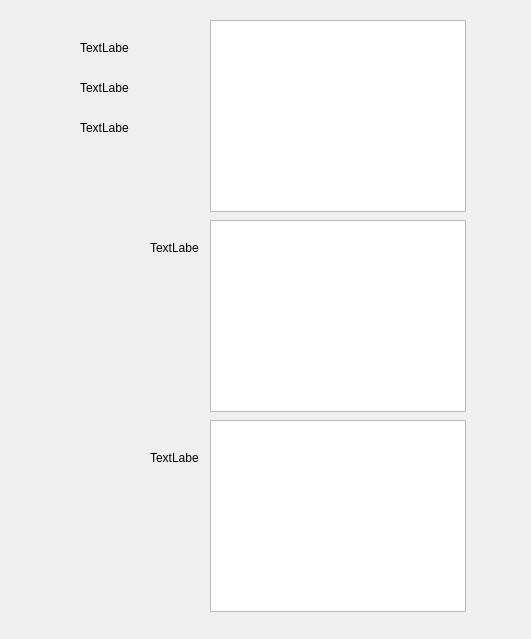
First picture: the form in studentwindow.ui, repository perci112/Projektcpp, before the edit.
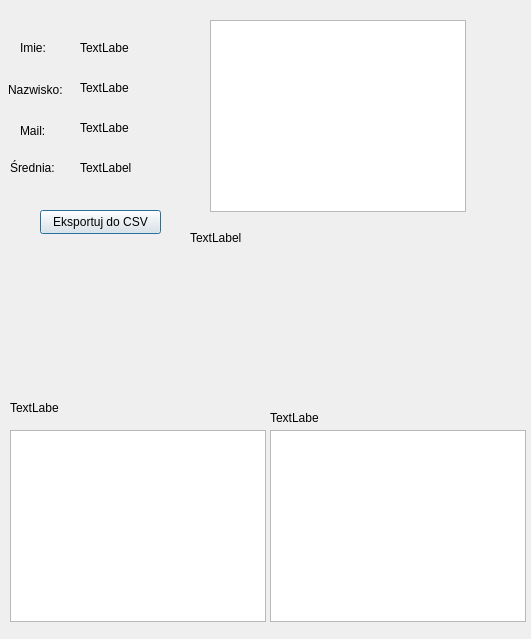
Second picture: the form after the edit.

The edit to the form file:
```diff
--- a/studentwindow.ui
+++ b/studentwindow.ui
@@ -65,8 +65,8 @@
   <widget class="QTableView" name="subjectsTableView">
    <property name="geometry">
     <rect>
-     <x>210</x>
-     <y>220</y>
+     <x>270</x>
+     <y>430</y>
      <width>256</width>
      <height>192</height>
     </rect>
@@ -75,8 +75,8 @@
   <widget class="QTableView" name="attendanceTableView">
    <property name="geometry">
     <rect>
-     <x>210</x>
-     <y>420</y>
+     <x>10</x>
+     <y>430</y>
      <width>256</width>
      <height>192</height>
     </rect>
@@ -85,8 +85,8 @@
   <widget class="QLabel" name="scholarshipLabel">
    <property name="geometry">
     <rect>
-     <x>150</x>
-     <y>240</y>
+     <x>270</x>
+     <y>410</y>
      <width>49</width>
      <height>16</height>
     </rect>
@@ -98,8 +98,8 @@
   <widget class="QLabel" name="averageGradeLabel">
    <property name="geometry">
     <rect>
-     <x>150</x>
-     <y>450</y>
+     <x>10</x>
+     <y>400</y>
      <width>49</width>
      <height>16</height>
     </rect>
@@ -108,6 +108,97 @@
     <string>TextLabel</string>
    </property>
   </widget>
+  <widget class="QLabel" name="label">
+   <property name="geometry">
+    <rect>
+     <x>20</x>
+     <y>40</y>
+     <width>49</width>
+     <height>16</height>
+    </rect>
+   </property>
+   <property name="text">
+    <string>Imie:</string>
+   </property>
+  </widget>
+  <widget class="QLabel" name="label_2">
+   <property name="geometry">
+    <rect>
+     <x>8</x>
+     <y>80</y>
+     <width>61</width>
+     <height>20</height>
+    </rect>
+   </property>
+   <property name="text">
+    <string>Nazwisko:</string>
+   </property>
+  </widget>
+  <widget class="QLabel" name="label_3">
+   <property name="geometry">
+    <rect>
+     <x>20</x>
+     <y>120</y>
+     <width>49</width>
+     <height>21</height>
+    </rect>
+   </property>
+   <property name="text">
+    <string>Mail:</string>
+   </property>
+  </widget>
+  <widget class="QLabel" name="averageLabel">
+   <property name="geometry">
+    <rect>
+     <x>80</x>
+     <y>160</y>
+     <width>121</width>
+     <height>16</height>
+    </rect>
+   </property>
+   <property name="text">
+    <string>TextLabel</string>
+   </property>
+  </widget>
+  <widget class="QLabel" name="label_4">
+   <property name="geometry">
+    <rect>
+     <x>10</x>
+     <y>160</y>
+     <width>49</width>
+     <height>16</height>
+    </rect>
+   </property>
+   <property name="text">
+    <string>Średnia:</string>
+   </property>
+  </widget>
+  <widget class="QPushButton" name="pushButton">
+   <property name="geometry">
+    <rect>
+     <x>40</x>
+     <y>210</y>
+     <width>121</width>
+     <height>24</height>
+    </rect>
+   </property>
+   <property name="text">
+    <string>Eksportuj do CSV</string>
+   </property>
+  </widget>
+  <widget class="QLabel" name="stipendLabel">
+   <property name="geometry">
+    <rect>
+     <x>190</x>
+     <y>230</y>
+     <width>321</width>
+     <height>16</height>
+    </rect>
+   </property>
+   <property name="text">
+    <string>TextLabel</string>
+   </property>
+  </widget>
  </widget>
  <resources/>
  <connections/>
```
